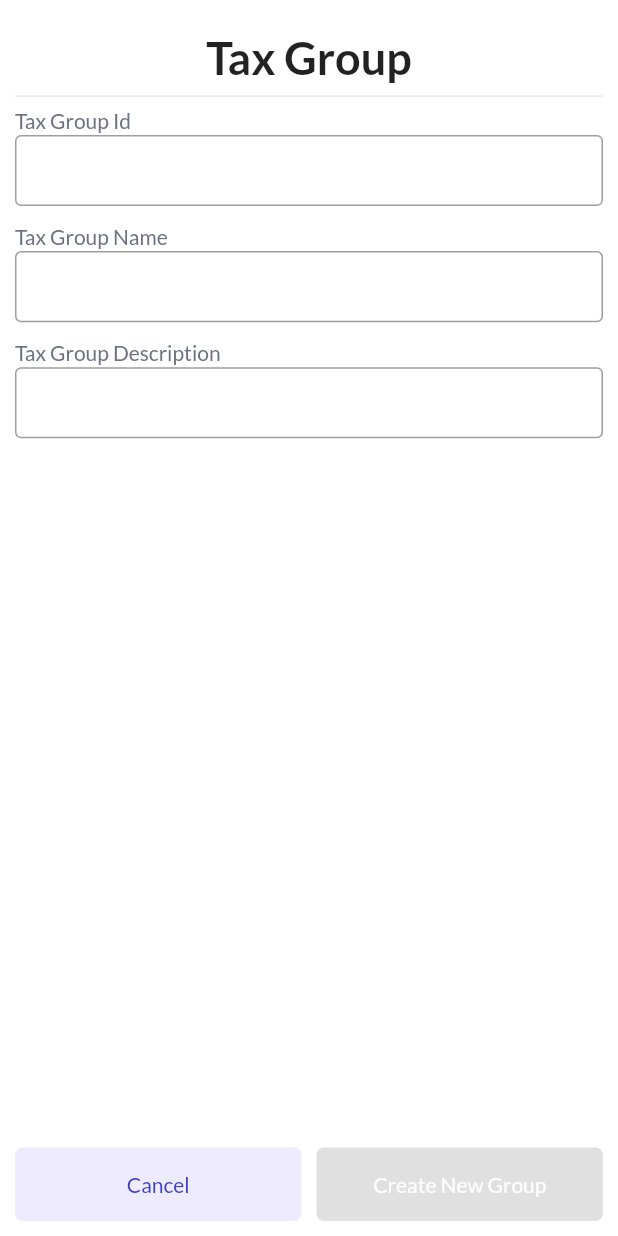
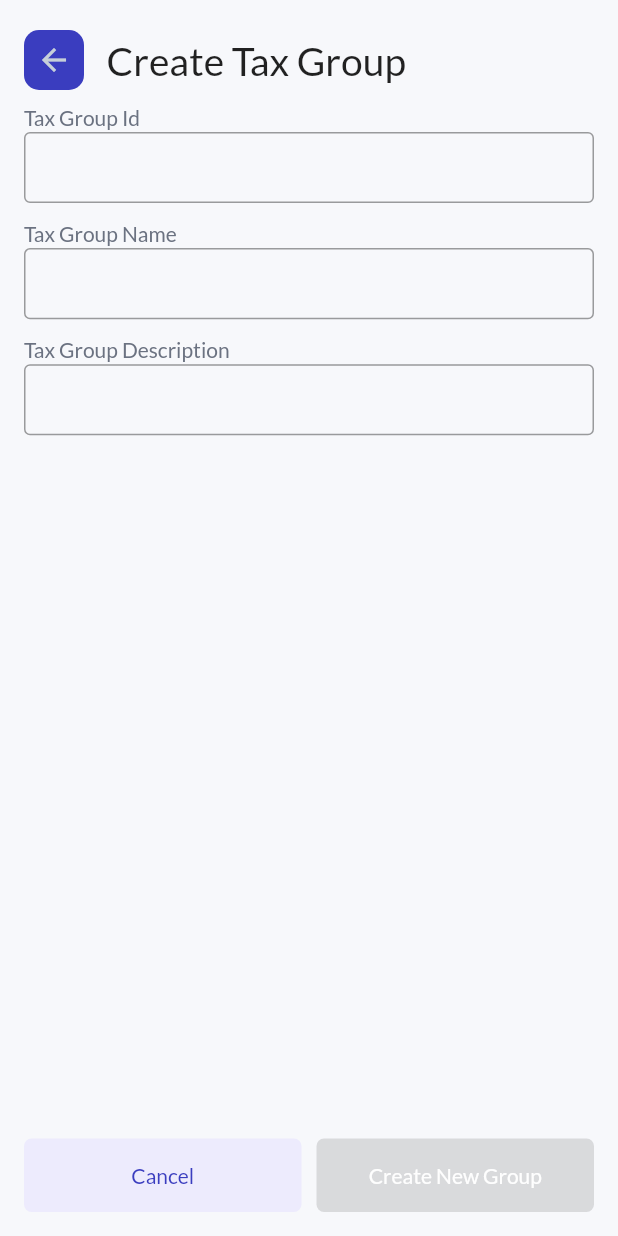
Before and after one commit to pratyushharsh/xpos, a Flutter app: the CreateEditTaxView screen opened by its route, after a tap on "Add New Tax Group", on a phone screen of 412 x 824 dp. Run offline on Flutter 3.47's test engine with Material 2 defaults, Android fonts, the phone set to English and light mode, and no system bars; our stand-ins replace awesome_snackbar_content, barcode_widget, bloc, blurrycontainer, csv, device_info_plus and 18 more; missing offline and left inert: amazon_cognito_identity_dart_2, dart:ffi, number_to_words; accounts and stored records are empty; generated files the repository leaves out were written again; network calls fail; project files that could hold a hidden picture were left out.

Commit message:
Changes for #24 Tax Group

```diff
--- a/lib/src/module/create_new_receipt/new_receipt_view.dart
+++ b/lib/src/module/create_new_receipt/new_receipt_view.dart
@@ -21,7 +21,6 @@ import '../../widgets/desktop_pop_up.dart';
 import '../business/business_view.dart';
 import '../customer_search/customer_search_widget.dart';
 import '../line_item_modification/line_item_modification_view.dart';
-import '../mobile_dialog/mobile_dialog_view.dart';
 import 'bloc/create_new_receipt_bloc.dart';
 import 'sale_complete_dialog.dart';
 
--- a/lib/src/module/mobile_dialog/mobile_dialog_view.dart
+++ /dev/null
@@ -1,37 +0,0 @@
-import 'package:flutter/material.dart';
-
-import '../../config/theme_settings.dart';
-import '../../widgets/appbar_leading.dart';
-
-class MobileDialogView extends StatelessWidget {
-  final Widget child;
-  const MobileDialogView({Key? key, required this.child}) : super(key: key);
-
-  @override
-  Widget build(BuildContext context) {
-    return Container(
-      color: AppColor.background,
-      child: SafeArea(
-        child: Scaffold(
-          backgroundColor: Colors.white,
-          body: Stack(
-            children: [
-              child,
-              // Positioned(
-              //   top: 20,
-              //   left: 16,
-              //   child: AppBarLeading(
-              //     heading: "Mob View",
-              //     icon: Icons.arrow_back,
-              //     onTap: () {
-              //       Navigator.of(context).pop();
-              //     },
-              //   ),
-              // ),
-            ],
-          ),
-        ),
-      ),
-    );
-  }
-}
--- a/lib/src/module/tax/create_edit_tax.dart
+++ b/lib/src/module/tax/create_edit_tax.dart
@@ -10,7 +10,6 @@ import '../../entity/pos/tax_group_entity.dart';
 import '../../entity/pos/tax_rule_entity.dart';
 import '../../widgets/appbar_leading.dart';
 import '../../widgets/desktop_pop_up.dart';
-import '../mobile_dialog/mobile_dialog_view.dart';
 import 'bloc/create_edit_tax_bloc.dart';
 import 'create_new_tax_group.dart';
 import 'create_new_tax_rule.dart';
@@ -175,13 +174,12 @@ class NewTaxGroupTile extends StatelessWidget {
   Widget build(BuildContext context) {
     return InkWell(
       onTap: () {
-        // TaxGroupEntity tg = TaxGroupEntity(groupId: "GROUP1", name: "Group Name", description: "Group Description");
-        // BlocProvider.of<CreateEditTaxBloc>(context).add(CreateNewTaxGroup(tg));
         if (Platform.isIOS || Platform.isAndroid) {
         } else {
           showTransitiveAppPopUp(
             context: context,
-            child: const CreateNewTaxGroupDesktop(),
+            title: 'New Tax Group',
+            child: const CreateNewTaxGroupView(),
           ).then((value) => {
                 if (value != null && value)
                   {
--- a/lib/src/module/tax/create_new_tax_group.dart
+++ b/lib/src/module/tax/create_new_tax_group.dart
@@ -7,8 +7,8 @@ import '../../widgets/custom_button.dart';
 import '../../widgets/custom_text_field.dart';
 import 'bloc/new_tax_group_bloc.dart';
 
-class CreateNewTaxGroupDesktop extends StatelessWidget {
-  const CreateNewTaxGroupDesktop({Key? key}) : super(key: key);
+class CreateNewTaxGroupView extends StatelessWidget {
+  const CreateNewTaxGroupView({Key? key}) : super(key: key);
 
   @override
   Widget build(BuildContext context) {
@@ -38,17 +38,13 @@ class CreateNewTaxGroupForm extends StatelessWidget {
             color: AppColor.color6,
           ));
         }
-
-        return Container(
-          padding: const EdgeInsets.all(10.0),
+        return Column(
+          mainAxisSize: MainAxisSize.max,
+          children: [
+            Expanded(
+              child: SingleChildScrollView(
                 child: Column(
                   children: [
-              const SizedBox(height: 10),
-              const Text(
-                "Tax Group",
-                style: TextStyle(fontSize: 30, fontWeight: FontWeight.bold),
-              ),
-              const Divider(),
                     CustomTextField(
                       label: 'Tax Group Id',
                       initialValue: state.groupId,
@@ -70,8 +66,9 @@ class CreateNewTaxGroupForm extends StatelessWidget {
                           BlocProvider.of<NewTaxGroupBloc>(context)
                               .add(OnGroupDescriptionChange(value)),
                     ),
-              Expanded(
-                child: Container(),
+                  ],
+                ),
+              ),
             ),
             Row(children: [
               Expanded(
@@ -97,7 +94,6 @@ class CreateNewTaxGroupForm extends StatelessWidget {
               ),
             ])
           ],
-          ),
         );
       },
     );
--- a/lib/src/module/tax/tax_config_mobile_view.dart
+++ b/lib/src/module/tax/tax_config_mobile_view.dart
@@ -6,7 +6,7 @@ import 'package:flutter_bloc/flutter_bloc.dart';
 import '../../config/theme_settings.dart';
 import '../../entity/pos/tax_group_entity.dart';
 import '../../entity/pos/tax_rule_entity.dart';
-import '../mobile_dialog/mobile_dialog_view.dart';
+import '../../widgets/desktop_pop_up.dart';
 import 'bloc/create_edit_tax_bloc.dart';
 import 'create_edit_tax.dart';
 import 'create_new_tax_group.dart';
@@ -46,11 +46,11 @@ class NewTaxGroupButtonMobile extends StatelessWidget {
     return InkWell(
       onTap: () {
         if (Platform.isIOS || Platform.isAndroid) {
-          Navigator.of(context).push(MaterialPageRoute(
-            builder: (_) => const MobileDialogView(
-              child: CreateNewTaxGroupDesktop(),
-            ),
-          )).then((value) => {
+          showTransitiveAppPopUp(
+            context: context,
+            child: const CreateNewTaxGroupView(),
+            title: 'Create Tax Group'
+          ).then((value) => {
                 if (value != null && value)
                   {
                     BlocProvider.of<CreateEditTaxBloc>(context)
@@ -69,7 +69,9 @@ class NewTaxGroupButtonMobile extends StatelessWidget {
         child: Center(
           child: Column(
             children: const [Icon(Icons.add), Text("Add New Tax Group")],
-          ))),
+          ),
+        ),
+      ),
     );
   }
 }
@@ -116,16 +118,17 @@ class TaxRuleList extends StatelessWidget {
   @override
   Widget build(BuildContext context) {
     return Column(
-      children: taxRules.map((taxRule) => Column(
+      children: taxRules
+          .map((taxRule) => Column(
                 children: [
                   const Divider(height: 0),
                   TaxRuleCard(taxRule: taxRule),
                 ],
-      )).toList(),
+              ))
+          .toList(),
     );
   }
 }
-
 
 class TaxRuleCard extends StatelessWidget {
   final TaxRuleEntity taxRule;
--- a/lib/src/widgets/desktop_pop_up.dart
+++ b/lib/src/widgets/desktop_pop_up.dart
@@ -2,13 +2,15 @@ import 'dart:io';
 
 import 'package:flutter/material.dart';
 
-import '../module/mobile_dialog/mobile_dialog_view.dart';
+import '../config/theme_settings.dart';
+import 'appbar_leading.dart';
 
-Future<T?> showTransitiveAppPopUp<T>({required BuildContext context, required Widget child}) {
+Future<T?> showTransitiveAppPopUp<T>(
+    {required BuildContext context, required Widget child, String? title}) {
   if (Platform.isIOS || Platform.isAndroid) {
-    return Navigator.of(context)
-        .push(MaterialPageRoute(
+    return Navigator.of(context).push(MaterialPageRoute(
       builder: (_) => MobileDialogView(
+        title: title,
         child: child,
       ),
     ));
@@ -20,9 +22,85 @@ Future<T?> showTransitiveAppPopUp<T>({required BuildContext context, required Wi
         child: SizedBox(
           height: MediaQuery.of(context).size.height * 0.8,
           width: MediaQuery.of(context).size.width * 0.5,
-          child: child,
+          child: DesktopDialogView(child: child, title: title ?? ''),
         ),
       );
     },
   );
 }
+
+class DesktopDialogView extends StatelessWidget {
+  final String title;
+  final Widget child;
+  const DesktopDialogView({Key? key, required this.child, this.title = ''})
+      : super(key: key);
+
+  @override
+  Widget build(BuildContext context) {
+    return Container(
+      padding: const EdgeInsets.all(10.0),
+      child: Column(
+        children: [
+          Text(
+            title,
+            style: const TextStyle(fontSize: 30, fontWeight: FontWeight.bold),
+          ),
+          const Divider(),
+          Expanded(child: child)
+        ],
+      ),
+    );
+  }
+}
+
+class MobileDialogView extends StatelessWidget {
+  final Widget child;
+  final String? title;
+  const MobileDialogView({Key? key, required this.child, this.title})
+      : super(key: key);
+
+  @override
+  Widget build(BuildContext context) {
+    return Container(
+      color: AppColor.background,
+      child: SafeArea(
+        child: Scaffold(
+          backgroundColor: AppColor.background,
+          body: Stack(
+            fit: StackFit.expand,
+            children: [
+              Positioned(
+                left: 0,
+                right: 0,
+                top: 0,
+                bottom: 0,
+                child: Container(
+                  padding: const EdgeInsets.only(left: 16, right: 16, bottom: 16.0),
+                  child: Column(
+                    children: [
+                      const SizedBox(
+                        height: 70,
+                      ),
+                      Expanded(child: child),
+                    ],
+                  ),
+                ),
+              ),
+              Positioned(
+                top: 20,
+                left: 16,
+                child: AppBarLeading(
+                  heading: title,
+                  icon: Icons.arrow_back,
+                  onTap: () {
+                    Navigator.of(context).pop();
+                  },
+                ),
+              ),
+            ],
+          ),
+        ),
+      ),
+    );
+  }
+}
```
Lines whose indentation alone changed are shown as unchanged.
